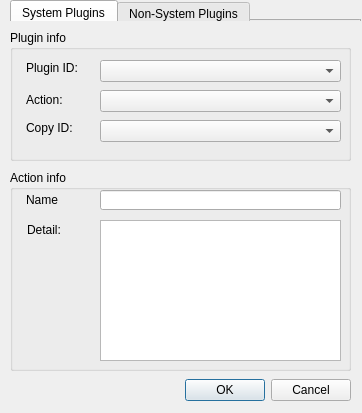
The window that src/QCPF_Plugins/QCPF_ViewEditor/PluginActionViewer.ui (Jamie-tong/QCPFrame) describes before a commit, drawn with Qt 5.
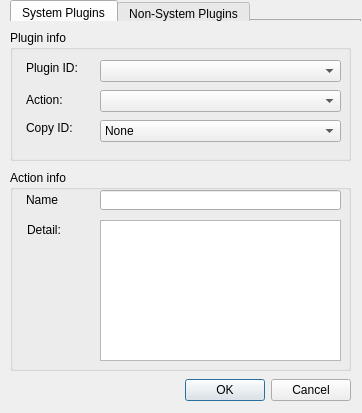
The same window after the commit. Icons and pictures are not drawn.

Patch:
```diff
--- a/src/QCPF_Plugins/QCPF_ViewEditor/PluginActionViewer.ui
+++ b/src/QCPF_Plugins/QCPF_ViewEditor/PluginActionViewer.ui
@@ -204,6 +204,11 @@
       <height>22</height>
      </rect>
     </property>
+    <item>
+     <property name="text">
+      <string>None</string>
+     </property>
+    </item>
    </widget>
    <zorder>label_2</zorder>
    <zorder>cbPluginAction</zorder>
```
Left out of the diff: 2 changed lines with no effect on the pictures.
